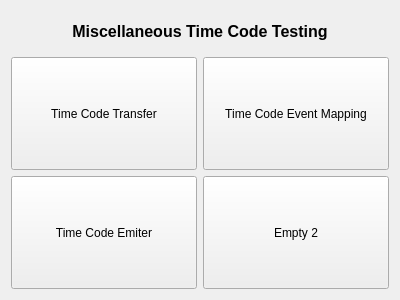
Qt form QtGuiApplicationTest/QtGuiApplicationTest/Miscellaneous/MiscellaneousTimeCode.ui (xautshuanglong/QtLearningRepository) before a commit.
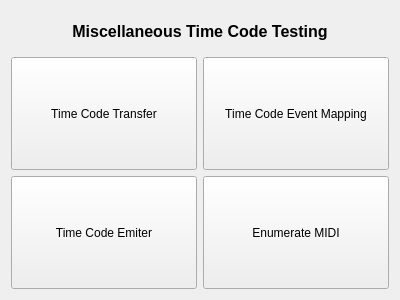
The same form after that commit. Custom widgets are drawn as their Qt base class.

Commit message: MIDI 设备枚举

Patch:
```diff
--- a/QtGuiApplicationTest/QtGuiApplicationTest/Miscellaneous/MiscellaneousTimeCode.ui
+++ b/QtGuiApplicationTest/QtGuiApplicationTest/Miscellaneous/MiscellaneousTimeCode.ui
@@ -54,7 +54,7 @@
         </sizepolicy>
        </property>
        <property name="text">
-        <string>Empty 2</string>
+        <string>Enumerate MIDI</string>
        </property>
       </widget>
      </item>
```
Left out of the diff: 2 changed lines with no effect on the pictures. The commit also changes 3 other files.
